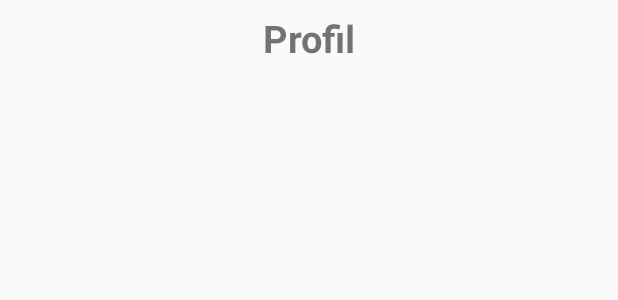
After one commit to nurfajarismail/ExerciseSqllite, an Android app: the layout profil.xml on its own in the app's theme, with its tools: preview values and no code run, on a phone screen of 412 x 824 dp. The commit adds this screen. Shown: the top 300 px of the screen. Run offline under Robolectric (Android 15) with nearby library versions, the phone set to English and light mode, and no system bars.

Commit message:
add xml untuk profil

```diff
--- /dev/null
+++ b/app/src/main/res/layout/profil.xml
@@ -0,0 +1,23 @@
+<?xml version="1.0" encoding="utf-8"?>
+<androidx.constraintlayout.widget.ConstraintLayout
+    xmlns:android="http://schemas.android.com/apk/res/android" android:layout_width="match_parent"
+    android:layout_height="match_parent">
+
+    <LinearLayout
+        android:layout_width="match_parent"
+        android:layout_height="match_parent"
+        android:layout_marginTop="8dp"
+        android:layout_marginBottom="8dp"
+        android:orientation="vertical">
+
+    <TextView
+        android:id="@+id/TextView2"
+        android:layout_width="match_parent"
+        android:layout_height="wrap_content"
+        android:text="@string/profil"
+        android:textAlignment="center"
+        android:textSize="25dp"
+        android:textStyle="bold" />
+    </LinearLayout>
+
+</androidx.constraintlayout.widget.ConstraintLayout>
--- a/app/src/main/res/values/colors.xml
+++ b/app/src/main/res/values/colors.xml
@@ -2,5 +2,5 @@
 <resources>
     <color name="colorPrimary">#6200EE</color>
     <color name="colorPrimaryDark">#3700B3</color>
-    <color name="colorAccent">#03DAC5</color>
+    <color name="colorAccent">#F44782</color>
 </resources>
```
Also changed, not shown: app/src/main/java/com/example/exercisesqllite/MainActivity.java (+41 -15 lines).
